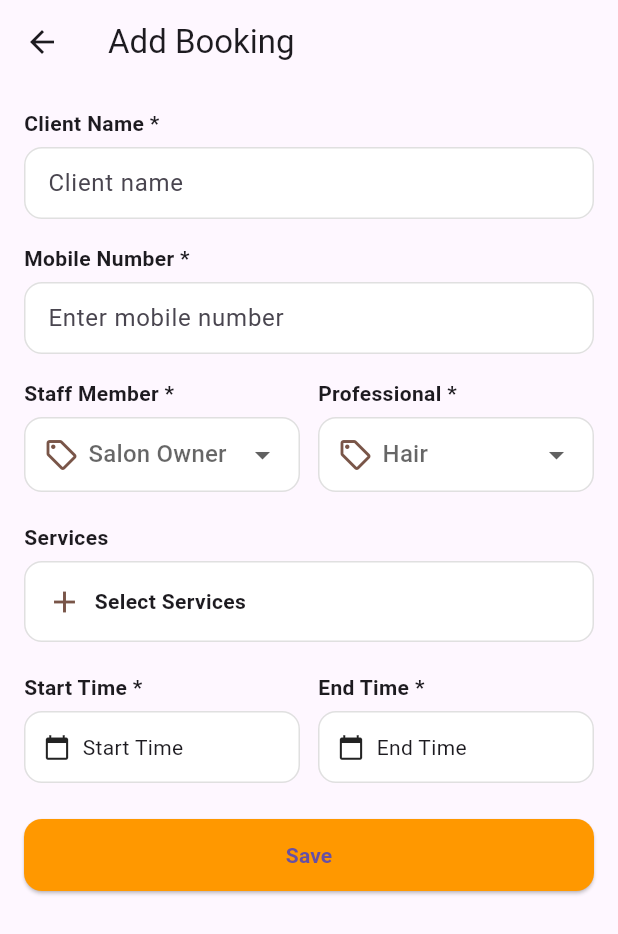
After one commit to Mdkaifee/Glowante_onboarding_latest, a Flutter app: the AddBookingScreen screen opened directly, on a phone screen of 412 x 824 dp. The commit adds this screen. Shown: the top 934 px of the screen. Run offline on Flutter 3.47's test engine with Material 3 defaults, Android fonts, the phone set to English and light mode, and no system bars; our stand-ins replace flutter_bloc, flutter_dotenv, geocoding, geolocator, image_picker, shared_preferences; missing offline and left inert: aws_s3_api, flutter_google_places_sdk; accounts and stored records are empty.

Commit message:
Bookings ui and add bookings screen added

```diff
--- /dev/null
+++ b/lib/screens/AddBookings.dart
@@ -0,0 +1,420 @@
+import 'package:flutter/material.dart';
+import 'package:intl/intl.dart';
+import 'SelectServices.dart';
+
+class AddBookingScreen extends StatefulWidget {
+  final int? salonId; // needed for SelectServicesModal
+  final int? branchId; // future use when posting appointment
+
+  const AddBookingScreen({Key? key, this.salonId, this.branchId})
+      : super(key: key);
+
+  @override
+  State<AddBookingScreen> createState() => _AddBookingScreenState();
+}
+
+class _AddBookingScreenState extends State<AddBookingScreen> {
+  final _formKey = GlobalKey<FormState>();
+
+  // Form fields
+  final TextEditingController _clientNameCtrl = TextEditingController();
+  final TextEditingController _mobileCtrl = TextEditingController();
+
+  String? _staffRole; // Salon Owner | Manager
+  String? _professional; // Hair | Hair Stylist
+
+  TimeOfDay? _startTime;
+  TimeOfDay? _endTime;
+
+  // Selected services from modal: each {id, name, price, qty}
+  List<Map<String, dynamic>> _selectedServices = [];
+
+  @override
+  void dispose() {
+    _clientNameCtrl.dispose();
+    _mobileCtrl.dispose();
+    super.dispose();
+  }
+
+  Map<int, int> _selectedQtyMap() {
+    final map = <int, int>{};
+    for (final s in _selectedServices) {
+      final id = s['id'] as int;
+      final int qty = (s['qty'] ?? 0) as int;
+      if (qty > 0) map[id] = qty;
+    }
+    return map;
+  }
+
+  double get _servicesTotal {
+    double sum = 0;
+    for (final s in _selectedServices) {
+      final num price = (s['price'] ?? 0) as num; // in rupees already
+      final int qty = (s['qty'] ?? 0) as int;
+      sum += (price * qty).toDouble();
+    }
+    return sum;
+  }
+
+  String _formatTimeOfDay(TimeOfDay? t) {
+    if (t == null) return '';
+    final now = DateTime.now();
+    final dt = DateTime(now.year, now.month, now.day, t.hour, t.minute);
+    return DateFormat('h:mm a').format(dt);
+    }
+
+  Future<void> _pickTime({required bool isStart}) async {
+    final initialTime = (isStart ? _startTime : _endTime) ?? const TimeOfDay(hour: 9, minute: 0);
+    final picked = await showTimePicker(context: context, initialTime: initialTime);
+    if (picked != null) {
+      setState(() {
+        if (isStart) {
+          _startTime = picked;
+          // Ensure end >= start
+          if (_endTime != null) {
+            final s = _toMinutes(_startTime!);
+            final e = _toMinutes(_endTime!);
+            if (e <= s) {
+              _endTime = TimeOfDay(hour: picked.hour, minute: picked.minute + 30);
+            }
+          }
+        } else {
+          _endTime = picked;
+        }
+      });
+    }
+  }
+
+  int _toMinutes(TimeOfDay t) => t.hour * 60 + t.minute;
+
+  Future<void> _openSelectServices() async {
+    if (widget.salonId == null) {
+      ScaffoldMessenger.of(context).showSnackBar(
+        const SnackBar(content: Text('Please select a salon first')),
+      );
+      return;
+    }
+    final result = await showModalBottomSheet<List<Map<String, dynamic>>>(
+      context: context,
+      isScrollControlled: true,
+      builder: (_) => FractionallySizedBox(
+        heightFactor: 0.95,
+        child: SelectServicesModal(
+          salonId: widget.salonId!,
+          initialSelectedQty: _selectedQtyMap(),
+        ),
+      ),
+    );
+
+    if (result != null) {
+      setState(() => _selectedServices = result);
+    }
+  }
+
+  void _save() {
+    if (!_formKey.currentState!.validate()) return;
+    if (_staffRole == null) {
+      _showError('Please select Staff Member');
+      return;
+    }
+    if (_professional == null) {
+      _showError('Please select Professional');
+      return;
+    }
+    if (_startTime == null || _endTime == null) {
+      _showError('Please select start and end time');
+      return;
+    }
+
+    // Package the payload (no API call here per request)
+    final payload = {
+      'clientName': _clientNameCtrl.text.trim(),
+      'phone': _mobileCtrl.text.trim(),
+      'staffRole': _staffRole,
+      'professional': _professional,
+      'startTime': _formatTimeOfDay(_startTime),
+      'endTime': _formatTimeOfDay(_endTime),
+      'services': _selectedServices,
+      'salonId': widget.salonId,
+      'branchId': widget.branchId,
+    };
+
+    // For now, just pop with payload so caller can handle
+    Navigator.pop(context, payload);
+  }
+
+  void _showError(String msg) {
+    ScaffoldMessenger.of(context).showSnackBar(SnackBar(content: Text(msg)));
+  }
+
+  @override
+  Widget build(BuildContext context) {
+    return Scaffold(
+      appBar: AppBar(
+        title: const Text('Add Booking'),
+      ),
+      body: SafeArea(
+        child: SingleChildScrollView(
+          padding: const EdgeInsets.all(16.0),
+          child: Form(
+            key: _formKey,
+            child: Column(
+              crossAxisAlignment: CrossAxisAlignment.start,
+              children: [
+                // Client Name
+                const _FieldLabel('Client Name *'),
+                TextFormField(
+                  controller: _clientNameCtrl,
+                  decoration: _inputDecoration('Client name'),
+                  validator: (v) => (v == null || v.trim().isEmpty) ? 'Required' : null,
+                ),
+                const SizedBox(height: 16),
+
+                // Mobile
+                const _FieldLabel('Mobile Number *'),
+                TextFormField(
+                  controller: _mobileCtrl,
+                  keyboardType: TextInputType.phone,
+                  decoration: _inputDecoration('Enter mobile number'),
+                  validator: (v) => (v == null || v.trim().isEmpty) ? 'Required' : null,
+                ),
+                const SizedBox(height: 16),
+
+                // Staff + Professional
+                Row(
+                  children: [
+                    Expanded(
+                      child: Column(
+                        crossAxisAlignment: CrossAxisAlignment.start,
+                        children: [
+                          const _FieldLabel('Staff Member *'),
+                          _Dropdown<String>(
+                            value: _staffRole,
+                            hint: 'Salon Owner',
+                            items: const ['Salon Owner', 'Manager'],
+                            onChanged: (v) => setState(() => _staffRole = v),
+                          ),
+                        ],
+                      ),
+                    ),
+                    const SizedBox(width: 12),
+                    Expanded(
+                      child: Column(
+                        crossAxisAlignment: CrossAxisAlignment.start,
+                        children: [
+                          const _FieldLabel('Professional *'),
+                          _Dropdown<String>(
+                            value: _professional,
+                            hint: 'Hair',
+                            items: const ['Hair', 'Hair Stylist'],
+                            onChanged: (v) => setState(() => _professional = v),
+                          ),
+                        ],
+                      ),
+                    ),
+                  ],
+                ),
+                const SizedBox(height: 20),
+
+                const _FieldLabel('Services'),
+                InkWell(
+                  onTap: _openSelectServices,
+                  child: Container(
+                    padding: const EdgeInsets.symmetric(horizontal: 14, vertical: 14),
+                    decoration: BoxDecoration(
+                      color: Colors.white,
+                      borderRadius: BorderRadius.circular(12),
+                      border: Border.all(color: Colors.grey.shade300),
+                    ),
+                    child: Row(
+                      children: [
+                        const Icon(Icons.add, color: Colors.brown),
+                        const SizedBox(width: 8),
+                        Expanded(
+                          child: Text(
+                            _selectedServices.isEmpty
+                                ? 'Select Services'
+                                : '${_selectedServices.length} selected  •  ₹${_servicesTotal.toStringAsFixed(2)}',
+                            style: const TextStyle(fontWeight: FontWeight.w600),
+                          ),
+                        ),
+                        // const Icon(Icons.chevron_right),
+                      ],
+                    ),
+                  ),
+                ),
+
+                if (_selectedServices.isNotEmpty) ...[
+                  const SizedBox(height: 8),
+                  Wrap(
+                    spacing: 8,
+                    runSpacing: -8,
+                    children: _selectedServices
+                        .map((s) => Chip(
+                              label: Text('${s['name']} x${s['qty']}'),
+                              onDeleted: () {
+                                setState(() => _selectedServices.remove(s));
+                              },
+                            ))
+                        .toList(),
+                  ),
+                ],
+
+                const SizedBox(height: 20),
+
+                // Start / End time
+                Row(
+                  children: [
+                    Expanded(
+                      child: Column(
+                        crossAxisAlignment: CrossAxisAlignment.start,
+                        children: [
+                          const _FieldLabel('Start Time *'),
+                          InkWell(
+                            onTap: () => _pickTime(isStart: true),
+                            child: _TimeBox(text: _startTime == null ? 'Start Time' : _formatTimeOfDay(_startTime)),
+                          ),
+                        ],
+                      ),
+                    ),
+                    const SizedBox(width: 12),
+                    Expanded(
+                      child: Column(
+                        crossAxisAlignment: CrossAxisAlignment.start,
+                        children: [
+                          const _FieldLabel('End Time *'),
+                          InkWell(
+                            onTap: () => _pickTime(isStart: false),
+                            child: _TimeBox(text: _endTime == null ? 'End Time' : _formatTimeOfDay(_endTime)),
+                          ),
+                        ],
+                      ),
+                    ),
+                  ],
+                ),
+
+                const SizedBox(height: 24),
+                SizedBox(
+                  width: double.infinity,
+                  child: ElevatedButton(
+                    onPressed: _save,
+                    style: ElevatedButton.styleFrom(
+                      backgroundColor: Colors.orange,
+                      shape: RoundedRectangleBorder(
+                        borderRadius: BorderRadius.circular(12),
+                      ),
+                      padding: const EdgeInsets.symmetric(vertical: 14),
+                    ),
+                    child: const Text('Save', style: TextStyle(fontWeight: FontWeight.bold)),
+                  ),
+                ),
+              ],
+            ),
+          ),
+        ),
+      ),
+    );
+  }
+}
+
+class _FieldLabel extends StatelessWidget {
+  final String text;
+  const _FieldLabel(this.text, {Key? key}) : super(key: key);
+  @override
+  Widget build(BuildContext context) {
+    return Padding(
+      padding: const EdgeInsets.only(bottom: 6.0),
+      child: Text(
+        text,
+        style: const TextStyle(fontWeight: FontWeight.bold),
+      ),
+    );
+  }
+}
+
+InputDecoration _inputDecoration(String hint) => InputDecoration(
+      hintText: hint,
+      filled: true,
+      fillColor: Colors.white,
+      contentPadding: const EdgeInsets.symmetric(horizontal: 12, vertical: 12),
+      border: OutlineInputBorder(borderRadius: BorderRadius.circular(12)),
+      enabledBorder: OutlineInputBorder(
+        borderRadius: BorderRadius.circular(12),
+        borderSide: BorderSide(color: Colors.grey.shade300),
+      ),
+      focusedBorder: OutlineInputBorder(
+        borderRadius: BorderRadius.circular(12),
+        borderSide: const BorderSide(color: Colors.orange),
+      ),
+    );
+
+class _Dropdown<T> extends StatelessWidget {
+  final T? value;
+  final List<T> items;
+  final ValueChanged<T?> onChanged;
+  final String hint;
+
+  const _Dropdown({
+    Key? key,
+    required this.value,
+    required this.items,
+    required this.onChanged,
+    required this.hint,
+  }) : super(key: key);
+
+  @override
+  Widget build(BuildContext context) {
+    return Container(
+      padding: const EdgeInsets.symmetric(horizontal: 12),
+      decoration: BoxDecoration(
+        color: Colors.white,
+        borderRadius: BorderRadius.circular(12),
+        border: Border.all(color: Colors.grey.shade300),
+      ),
+      child: DropdownButtonHideUnderline(
+        child: DropdownButton<T>(
+          value: value,
+          isExpanded: true,
+          hint: Row(
+            children: [
+              const Icon(Icons.sell_outlined, color: Colors.brown),
+              const SizedBox(width: 6),
+              Text(hint),
+            ],
+          ),
+          items: items
+              .map((e) => DropdownMenuItem<T>(
+                    value: e,
+                    child: Text(e.toString()),
+                  ))
+              .toList(),
+          onChanged: onChanged,
+        ),
+      ),
+    );
+  }
+}
+
+class _TimeBox extends StatelessWidget {
+  final String text;
+  const _TimeBox({Key? key, required this.text}) : super(key: key);
+  @override
+  Widget build(BuildContext context) {
+    return Container(
+      height: 48,
+      padding: const EdgeInsets.symmetric(horizontal: 12),
+      decoration: BoxDecoration(
+        color: Colors.white,
+        borderRadius: BorderRadius.circular(12),
+        border: Border.all(color: Colors.grey.shade300),
+      ),
+      child: Row(
+        children: [
+          const Icon(Icons.calendar_today, size: 18),
+          const SizedBox(width: 8),
+          Expanded(child: Text(text.isEmpty ? 'Select' : text)),
+        ],
+      ),
+    );
+  }
+}
--- a/lib/utils/api_service.dart
+++ b/lib/utils/api_service.dart
@@ -15,7 +15,7 @@ import 'dart:async';
 
 class ApiService {
   // static const String baseUrl = "https://dev4-api.glowante.com/";
-  static const String baseUrl = "https://b6779b50f5d2.ngrok-free.app/";
+  static const String baseUrl = "https://841df1c8473a.ngrok-free.app/";
 
   static const String userLogin = "auth/login";
   static const String verifyOtpEndpoint = "auth/verify-otp";
```
Also changed, not shown: lib/screens/Bookings.dart (+208 -108 lines).
